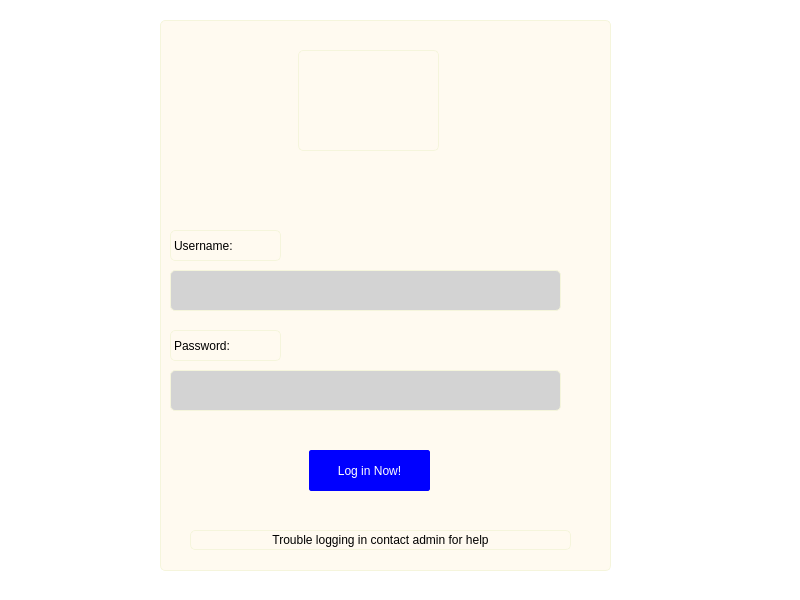
Qt form Accountant/login.ui (CHANCENY/shop) before a commit.
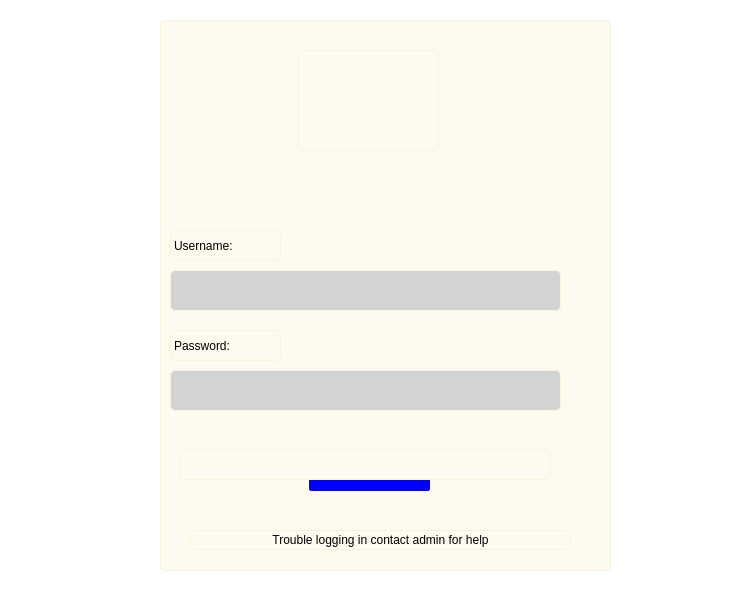
The same form after that commit. Icons and pictures are not drawn.

The edit to the form file:
```diff
--- a/Accountant/login.ui
+++ b/Accountant/login.ui
@@ -6,7 +6,7 @@
    <rect>
     <x>0</x>
     <y>0</y>
-    <width>800</width>
+    <width>731</width>
     <height>600</height>
    </rect>
   </property>
@@ -161,6 +161,19 @@
       <set>Qt::AlignCenter</set>
      </property>
     </widget>
+    <widget class="QLabel" name="messages">
+     <property name="geometry">
+      <rect>
+       <x>20</x>
+       <y>429</y>
+       <width>371</width>
+       <height>31</height>
+      </rect>
+     </property>
+     <property name="text">
+      <string/>
+     </property>
+    </widget>
    </widget>
   </widget>
   <widget class="QMenuBar" name="menubar">
```
Left out of the diff: 4 changed lines with no effect on the pictures.
